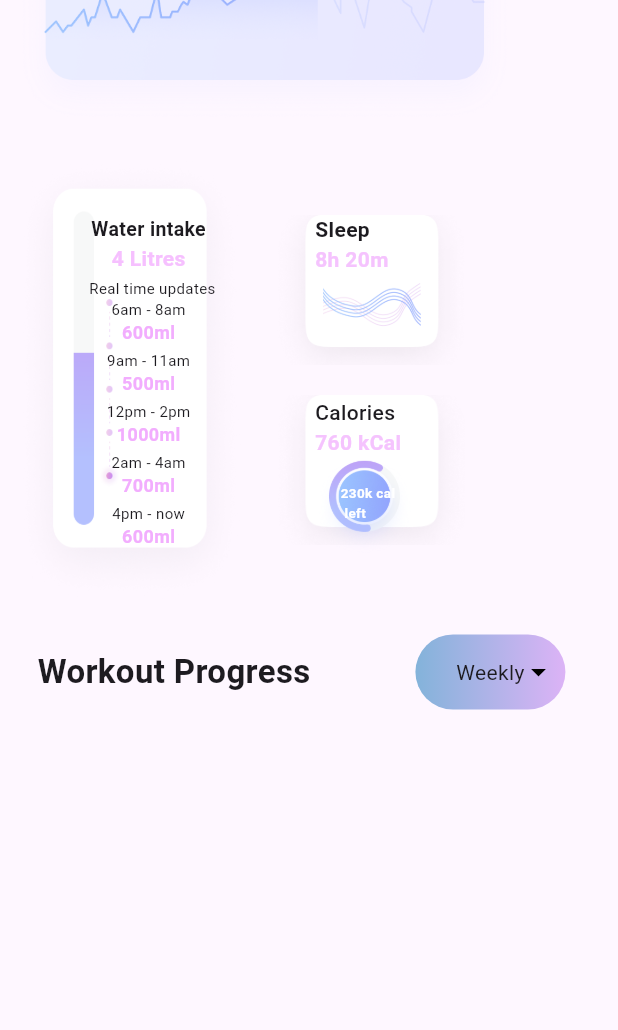
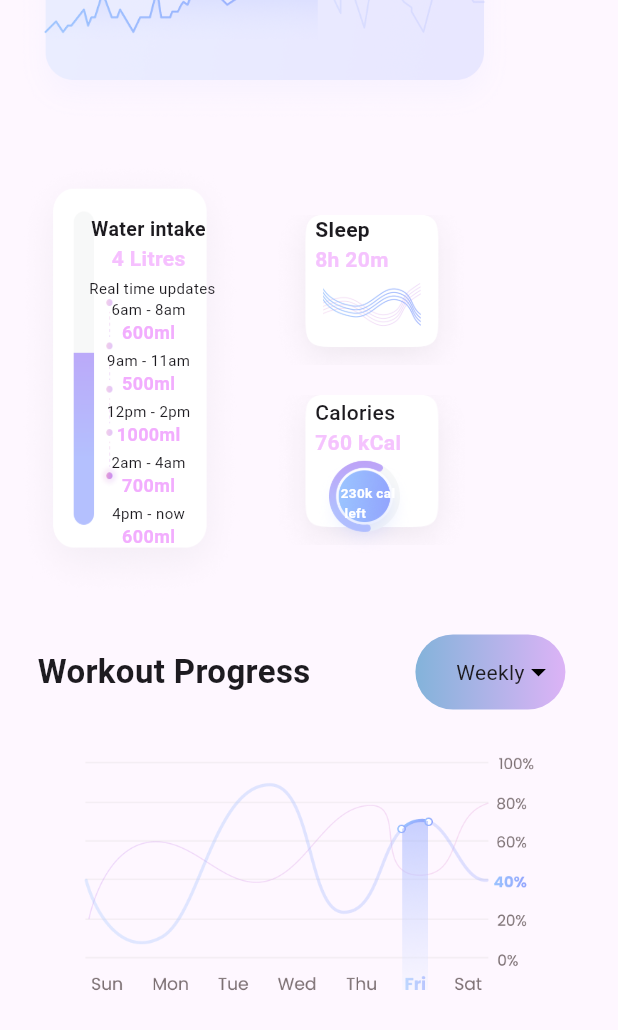
Before and after one commit to Unique-chiemerie/fitnext, a Flutter app: the Dashboard screen opened directly, scrolled down 576 dp, on a phone screen of 412 x 824 dp. Shown: the top 1030 px of the screen. Run offline on Flutter 3.47's test engine with Material 2 defaults, Android fonts, the phone set to English and light mode, and no system bars.

```diff
--- a/lib/dashboard/homeboard.dart
+++ b/lib/dashboard/homeboard.dart
@@ -1,6 +1,7 @@
 import 'package:flutter/material.dart';
 import 'package:workout_ui/customwidgets/glowbutton.dart';
 import 'package:workout_ui/dashboard/activity.dart';
+import 'package:workout_ui/dashboard/workoutlist.dart';
 import 'notificationscreen.dart';
 
 class Dashboard extends StatefulWidget {
@@ -518,6 +519,45 @@ class _DashboardState extends State<Dashboard> {
                     ),
                   ],
                 ),
+                SizedBox(
+                  height: 200,
+                  width: 300,
+                  child: Image.asset('ui/Graph.png'),
+                ),
+              ],
+            ),
+          ),
+          //the listile of latest workout and somethings like calories shit
+          SizedBox(
+            height: 300,
+            width: 300,
+            child: Column(
+              children: [
+                const Row(
+                  children: [
+                    Text(
+                      'Latest Workout',
+                      style:
+                          TextStyle(fontSize: 20, fontWeight: FontWeight.bold),
+                    ),
+                    SizedBox(
+                      width: 70,
+                    ),
+                    Text(
+                      'see more',
+                      style: TextStyle(fontSize: 10, color: Colors.grey),
+                    ),
+                  ],
+                ),
+                ListView.builder(
+                  itemCount: workoutlist.length,
+                  itemBuilder: (context, index) => Container(
+                    height: 50,
+                    width: 370,
+                    margin: const EdgeInsets.all(10),
+                    color: Colors.green,
+                  ),
+                ),
               ],
             ),
           ),
--- /dev/null
+++ b/lib/dashboard/workoutlist.dart
@@ -0,0 +1,25 @@
+import 'package:flutter/material.dart';
+
+class workoutinfo {
+  String workoutarea;
+  Image workoutimage;
+  Image endingicon;
+  Image prgressba;
+  String wcalotime;
+
+  workoutinfo(
+      {required this.workoutimage,
+      required this.endingicon,
+      required this.wcalotime,
+      required this.workoutarea,
+      required this.prgressba});
+}
+
+List<workoutinfo> workoutlist = [
+  workoutinfo(
+      workoutimage: Image.asset('ui/skipper.png'),
+      endingicon: Image.asset('ui/nextarrow.png'),
+      wcalotime: '180 Calories burn | 20 minutes',
+      prgressba: Image.asset('ui/pBar.png'),
+      workoutarea: 'Fullbody workout'),
+];
--- a/pubspec.yaml
+++ b/pubspec.yaml
@@ -114,6 +114,9 @@ flutter:
     - ui/sech.png
     - ui/camera.png
     - ui/Graph.png
+    - ui/skipper.png
+    - ui/nextarrow.png
+    - ui/pBar.png
 
   # An image asset can refer to one or more resolution-specific "variants", see
   # https://flutter.dev/assets-and-images/#resolution-aware
```
Also changed, not shown: ui/nextarrow.png (added), ui/pBar.png (added), ui/skipper.png (added).
